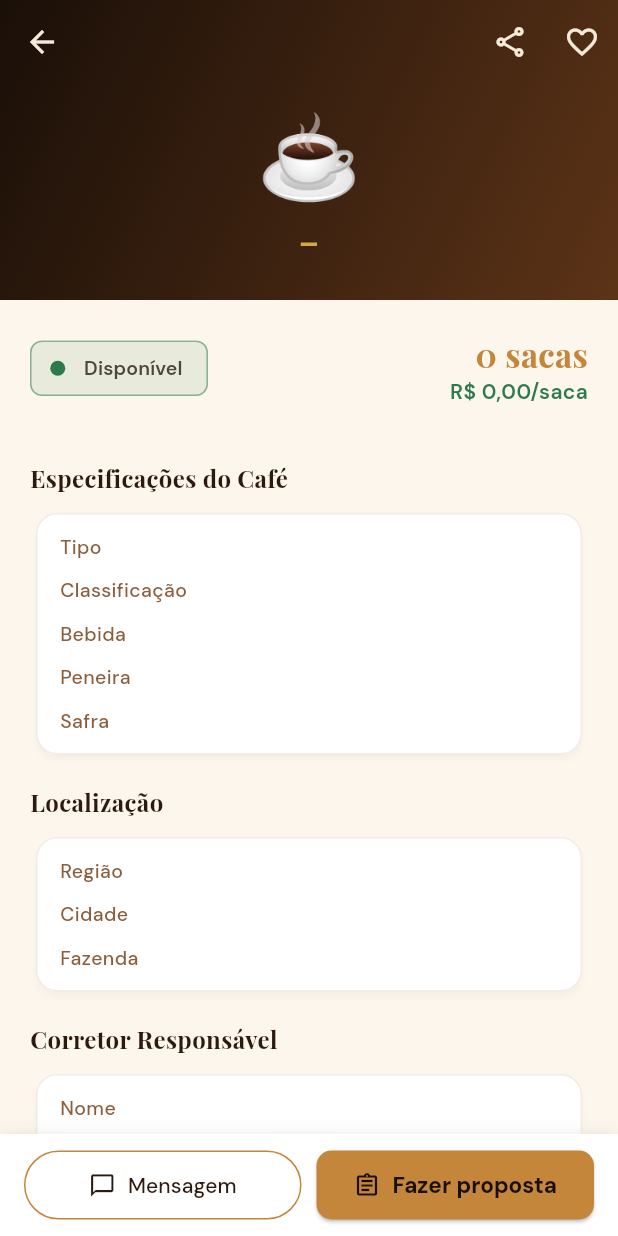
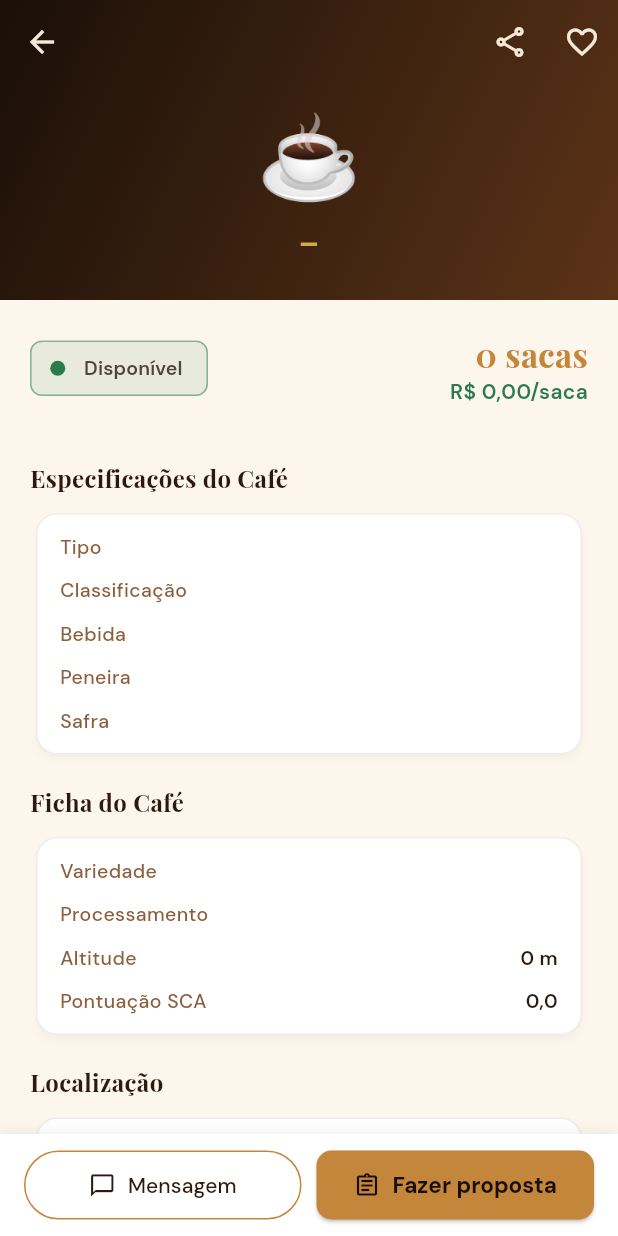
Before and after one commit to marcoaevaristo/projeto_cafe_conecta, a Flutter app: the DetalhesCafeScreen screen opened directly with empty values, on a phone screen of 412 x 824 dp. Run offline on Flutter 3.47's test engine with Material 3 defaults, Android fonts, the phone set to English and light mode, and no system bars; our stand-ins replace fl_chart, flutter_map, google_fonts, image_picker, latlong2, pdf and 4 more; missing offline and left inert: dart:js_interop; accounts and stored records are empty; network calls fail.

Commit message:
Ficha do café especial no anúncio, nos detalhes e filtros no catálogo
Co-Authored-By: Claude Opus 5.5 <noreply@anthropic.com>
Claude-Session: https://claude.ai/code/session_01HumBvmj5PuTGBNg2fFGGLy

```diff
--- a/lib/models/cafe_model.dart
+++ b/lib/models/cafe_model.dart
@@ -27,6 +27,16 @@ class CafeModel {
   final bool destaque;
   /// URLs públicas das fotos do lote
   final List<String> fotos;
+  // Ficha do café especial (opcional)
+  final String? variedade;
+  final String? processamento;
+  final int? altitude;
+  final double? pontuacaoSca;
+  final List<String> certificacoes;
+
+  bool get temFichaEspecial =>
+      variedade != null || processamento != null || altitude != null ||
+      pontuacaoSca != null || certificacoes.isNotEmpty;
 
   CafeModel({
     this.id, required this.usuarioId, required this.tipo,
@@ -39,6 +49,8 @@ class CafeModel {
     this.scoreQualidade, this.verificado = false,
     this.lat, this.lng,
     this.destaque = false, this.fotos = const [],
+    this.variedade, this.processamento, this.altitude, this.pontuacaoSca,
+    this.certificacoes = const [],
   });
 
   factory CafeModel.fromMap(Map<String, dynamic> map) => CafeModel(
@@ -69,6 +81,11 @@ class CafeModel {
     fotos: ((map['fotos'] as List?) ?? [if (map['imagem_url'] != null) map['imagem_url']])
         .map((f) => f.toString())
         .toList(),
+    variedade: map['variedade'],
+    processamento: map['processamento'],
+    altitude: (map['altitude'] as num?)?.toInt(),
+    pontuacaoSca: (map['pontuacao_sca'] as num?)?.toDouble(),
+    certificacoes: ((map['certificacoes'] as List?) ?? []).map((c) => c.toString()).toList(),
   );
 
   Map<String, dynamic> toMap() => {
@@ -80,6 +97,12 @@ class CafeModel {
     'preco_saca': precoSaca, 'status': status,
     'score': scoreQualidade,
     'lat': lat, 'lng': lng,
+    // ficha só vai quando preenchida (o banco pode ainda não ter as colunas)
+    if (variedade != null) 'variedade': variedade,
+    if (processamento != null) 'processamento': processamento,
+    if (altitude != null) 'altitude': altitude,
+    if (pontuacaoSca != null) 'pontuacao_sca': pontuacaoSca,
+    if (certificacoes.isNotEmpty) 'certificacoes': certificacoes,
   };
 
   String get nomeCurto => '$tipo – $classificacao';
--- a/lib/screens/detalhes_cafe_screen.dart
+++ b/lib/screens/detalhes_cafe_screen.dart
@@ -195,6 +195,18 @@ class _DetalhesCafeScreenState extends State<DetalhesCafeScreen> {
                     _linha('Peneira', cafe.peneira ?? '—'),
                     _linha('Safra', cafe.safra ?? '—'),
                   ]),
+                  if (cafe.temFichaEspecial) ...[
+                    _secao('Ficha do Café'),
+                    _Card(children: [
+                      if (cafe.variedade != null) _linha('Variedade', cafe.variedade!),
+                      if (cafe.processamento != null) _linha('Processamento', cafe.processamento!),
+                      if (cafe.altitude != null) _linha('Altitude', '${cafe.altitude} m'),
+                      if (cafe.pontuacaoSca != null)
+                        _linha('Pontuação SCA', cafe.pontuacaoSca!.toStringAsFixed(1).replaceAll('.', ',')),
+                      if (cafe.certificacoes.isNotEmpty)
+                        _linha('Certificações', cafe.certificacoes.join(', ')),
+                    ]),
+                  ],
                   _secao('Localização'),
                   _Card(children: [
                     _linha('Região', cafe.regiao),
@@ -261,11 +273,15 @@ class _DetalhesCafeScreenState extends State<DetalhesCafeScreen> {
                     color: CafeColors.lightRoast,
                     fontSize: 13,
                     fontWeight: FontWeight.w500)),
-            Text(v,
-                style: GoogleFonts.dmSans(
-                    color: CafeColors.darkRoast,
-                    fontSize: 13,
-                    fontWeight: FontWeight.w600)),
+            const SizedBox(width: 12),
+            Flexible(
+              child: Text(v,
+                  textAlign: TextAlign.right,
+                  style: GoogleFonts.dmSans(
+                      color: CafeColors.darkRoast,
+                      fontSize: 13,
+                      fontWeight: FontWeight.w600)),
+            ),
           ],
         ),
       );
--- a/lib/screens/novo_anuncio_screen.dart
+++ b/lib/screens/novo_anuncio_screen.dart
@@ -34,6 +34,12 @@ class _NovoAnuncioScreenState extends State<NovoAnuncioScreen> {
   final _cidadeCtrl = TextEditingController();
   final _fazendaCtrl = TextEditingController();
   final _precoCtrl = TextEditingController();
+  // Ficha do café especial (opcional)
+  String? _variedade;
+  String? _processamento;
+  final _altitudeCtrl = TextEditingController();
+  final _scaCtrl = TextEditingController();
+  final Set<String> _certificacoes = {};
   bool _loading = false;
   String? _erro;
   int? _score; // vem da classificação por IA
@@ -69,7 +75,58 @@ class _NovoAnuncioScreenState extends State<NovoAnuncioScreen> {
           : p.toStringAsFixed(2).replaceAll('.', ',');
     }
     _fotosExistentes.addAll(c.fotos);
+    _variedade = c.variedade;
+    _processamento = c.processamento;
+    if (c.altitude != null) _altitudeCtrl.text = '${c.altitude}';
+    if (c.pontuacaoSca != null) {
+      _scaCtrl.text = c.pontuacaoSca!.toStringAsFixed(1).replaceAll('.', ',');
+    }
+    _certificacoes.addAll(c.certificacoes);
   }
+
+  int? get _altitude => int.tryParse(_altitudeCtrl.text.trim());
+  double? get _sca => double.tryParse(_scaCtrl.text.trim().replaceAll(',', '.'));
+
+  Widget _secaoFicha() => Theme(
+        data: Theme.of(context).copyWith(dividerColor: Colors.transparent),
+        child: ExpansionTile(
+          tilePadding: EdgeInsets.zero,
+          initiallyExpanded: widget.cafe?.temFichaEspecial ?? false,
+          title: Text('Ficha do café especial (opcional)',
+              style: GoogleFonts.playfairDisplay(
+                  fontSize: 16, fontWeight: FontWeight.w700, color: CafeColors.darkRoast)),
+          subtitle: Text('Variedade, processamento, altitude, pontuação SCA e certificações',
+              style: GoogleFonts.dmSans(fontSize: 12, color: CafeColors.lightRoast)),
+          children: [
+            const SizedBox(height: 8),
+            _drop('Variedade', variedadesCafe, _variedade, (v) => setState(() => _variedade = v)),
+            _drop('Processamento', processamentosCafe, _processamento,
+                (v) => setState(() => _processamento = v)),
+            Row(children: [
+              Expanded(child: _campo(_altitudeCtrl, 'Altitude (m)', TextInputType.number)),
+              const SizedBox(width: 10),
+              Expanded(
+                  child: _campo(_scaCtrl, 'Pontuação SCA (80–100)',
+                      const TextInputType.numberWithOptions(decimal: true))),
+            ]),
+            Align(
+              alignment: Alignment.centerLeft,
+              child: Text('Certificações',
+                  style: GoogleFonts.dmSans(fontSize: 13, fontWeight: FontWeight.w600)),
+            ),
+            const SizedBox(height: 6),
+            Wrap(spacing: 6, runSpacing: 6, children: [
+              for (final c in certificacoesCafe)
+                FilterChip(
+                  label: Text(c),
+                  selected: _certificacoes.contains(c),
+                  onSelected: (v) => setState(() => v ? _certificacoes.add(c) : _certificacoes.remove(c)),
+                ),
+            ]),
+            const SizedBox(height: 8),
+          ],
+        ),
+      );
 
   @override
   void dispose() {
@@ -77,6 +134,8 @@ class _NovoAnuncioScreenState extends State<NovoAnuncioScreen> {
     _cidadeCtrl.dispose();
     _fazendaCtrl.dispose();
     _precoCtrl.dispose();
+    _altitudeCtrl.dispose();
+    _scaCtrl.dispose();
     super.dispose();
   }
 
@@ -226,6 +285,8 @@ class _NovoAnuncioScreenState extends State<NovoAnuncioScreen> {
                 (v) => setState(() => _regiao = v)),
             _campo(_cidadeCtrl, 'Cidade', TextInputType.text),
             _campo(_fazendaCtrl, 'Fazenda / Propriedade', TextInputType.text),
+            const SizedBox(height: 8),
+            _secaoFicha(),
             _secao('Fotos do lote'),
             _secaoFotos(),
             _secao('Safra'),
@@ -341,6 +402,11 @@ class _NovoAnuncioScreenState extends State<NovoAnuncioScreen> {
           _fazendaCtrl.text.trim().isEmpty ? null : _fazendaCtrl.text.trim(),
       precoSaca: _lerPreco(_precoCtrl.text),
       scoreQualidade: _score,
+      variedade: _variedade,
+      processamento: _processamento,
+      altitude: _altitude,
+      pontuacaoSca: _sca,
+      certificacoes: _certificacoes.toList(),
     );
 
     try {
@@ -404,6 +470,13 @@ class _NovoAnuncioScreenState extends State<NovoAnuncioScreen> {
         'cidade': _cidadeCtrl.text.trim(),
         'fazenda': fazenda.isEmpty ? null : fazenda,
         'score': _score,
+        // ficha: envia quando preenchida ou quando o lote já tinha ficha (para permitir apagar)
+        if (_variedade != null || widget.cafe!.variedade != null) 'variedade': _variedade,
+        if (_processamento != null || widget.cafe!.processamento != null) 'processamento': _processamento,
+        if (_altitude != null || widget.cafe!.altitude != null) 'altitude': _altitude,
+        if (_sca != null || widget.cafe!.pontuacaoSca != null) 'pontuacao_sca': _sca,
+        if (_certificacoes.isNotEmpty || widget.cafe!.certificacoes.isNotEmpty)
+          'certificacoes': _certificacoes.toList(),
       });
       // Fotos: primeiro tira as removidas (libera espaço no limite), depois envia as novas
       Object? erroFoto;
```
Also changed, not shown: lib/screens/home_screen.dart (+23 -9 lines), lib/utils/theme.dart (+14 -0 lines).
